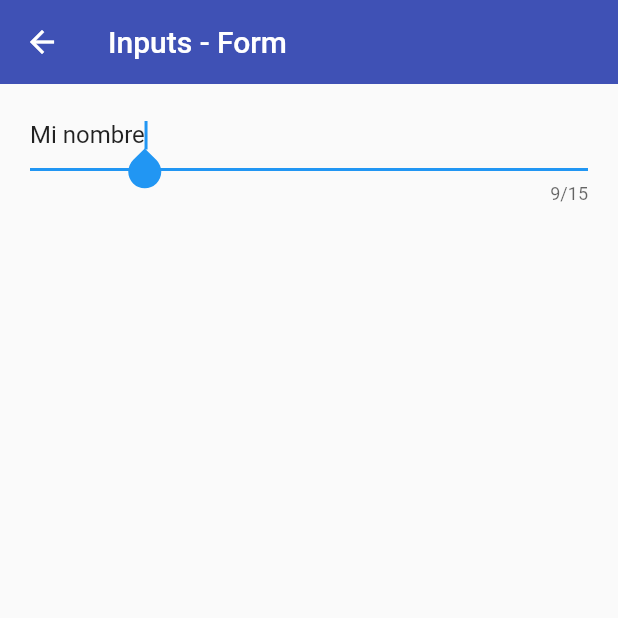
After one commit to eivanphils/flutter-components, a Flutter app: the InputsScreen screen opened by its route, on a phone screen of 412 x 824 dp, the top half of it. The commit adds this screen. Run offline on Flutter 3.47's test engine with Material 2 defaults, Android fonts, the light colour scheme and no system bars.

Commit message:
Agregado SingleChildScrollView & TextFormField Widget

```diff
--- a/lib/router/app_routes.dart
+++ b/lib/router/app_routes.dart
@@ -15,6 +15,7 @@ class AppRoutes {
     MenuOption(route: 'alert', name: 'Alertas', screen: const AlertScreen(), icon: Icons.add_alert_outlined),
     MenuOption(route: 'avatar', name: 'Avatar', screen: const AvatarScreen(), icon: Icons.person),
     MenuOption(route: 'animated', name: 'Animated', screen: const AnimatedScreen(), icon: Icons.play_circle_fill_outlined),
+    MenuOption(route: 'inputs', name: 'Inputs - Forms', screen: const InputsScreen(), icon: Icons.input_rounded),
   ];
 
   // static Map<String, Widget Function(BuildContext)> routes = {
--- /dev/null
+++ b/lib/screens/inputs_screen.dart
@@ -0,0 +1,32 @@
+import 'package:flutter/material.dart';
+
+class InputsScreen extends StatelessWidget {
+  const InputsScreen({Key? key}) : super(key: key);
+
+  @override
+  Widget build(BuildContext context) {
+    return Scaffold(
+        appBar: AppBar(
+          title: const Text('Inputs - Form'),
+        ),
+        body: SingleChildScrollView(
+          child: Padding(
+            padding: const EdgeInsets.symmetric(horizontal: 20, vertical: 10),
+            child: Column(
+              children: [
+                TextFormField(
+                  autofocus: true,
+                  initialValue: 'Mi nombre',
+                  maxLength: 15,
+                  autocorrect: false,
+                  textCapitalization: TextCapitalization.words,
+                  onChanged: (value) {
+                    print(value);
+                  },
+                )
+              ],
+            ),
+          ),
+        ));
+  }
+}
--- a/lib/screens/screens.dart
+++ b/lib/screens/screens.dart
@@ -3,5 +3,6 @@ export 'package:flutter_components/screens/animated_screen.dart';
 export 'package:flutter_components/screens/avatar_screen.dart';
 export 'package:flutter_components/screens/card_screen.dart';
 export 'package:flutter_components/screens/home_screen.dart';
+export 'package:flutter_components/screens/inputs_screen.dart';
 export 'package:flutter_components/screens/listview1_screen.dart';
 export 'package:flutter_components/screens/listview2_screen.dart';
```
